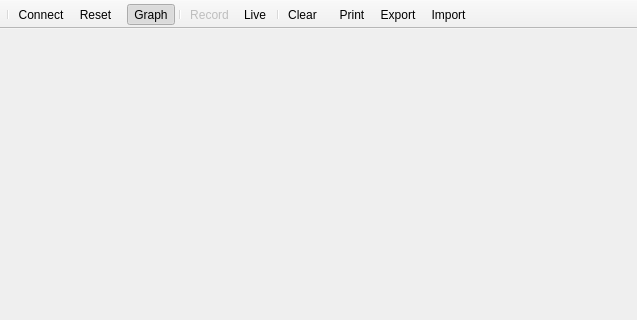
The window that src/ui/forms/uimainwindow.ui (redPanther/QtDMM) describes before a commit, drawn with Qt 5; both pictures show x 0 to 637 and y 0 to 320 of the 800 by 600 pixel window.
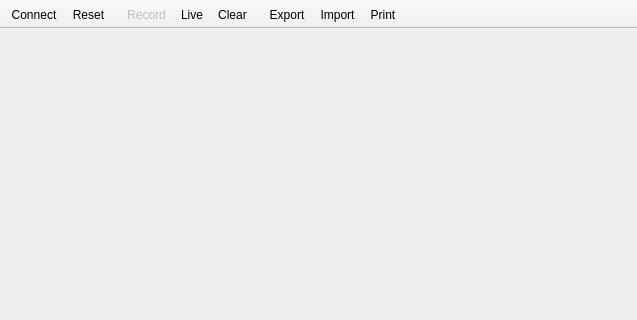
The same window after the commit. Icons and pictures are not drawn.

```diff
--- a/src/ui/forms/uimainwindow.ui
+++ b/src/ui/forms/uimainwindow.ui
@@ -44,7 +44,6 @@
    <attribute name="toolBarBreak">
     <bool>false</bool>
    </attribute>
-   <addaction name="separator"/>
    <addaction name="action_Connect"/>
    <addaction name="action_Reset"/>
   </widget>
@@ -67,11 +66,8 @@
    <attribute name="toolBarBreak">
     <bool>false</bool>
    </attribute>
-   <addaction name="action_Graph"/>
-   <addaction name="separator"/>
    <addaction name="action_Record"/>
    <addaction name="action_Live"/>
-   <addaction name="separator"/>
    <addaction name="action_Clear"/>
   </widget>
   <widget class="QToolBar" name="toolBarFile">
@@ -93,9 +89,9 @@
    <attribute name="toolBarBreak">
     <bool>false</bool>
    </attribute>
-   <addaction name="action_Print"/>
    <addaction name="action_Export"/>
    <addaction name="action_Import"/>
+   <addaction name="action_Print"/>
   </widget>
   <widget class="QToolBar" name="toolBarMenu">
    <property name="windowTitle">
```
Left out of the diff: 8 changed lines with no effect on the pictures.
